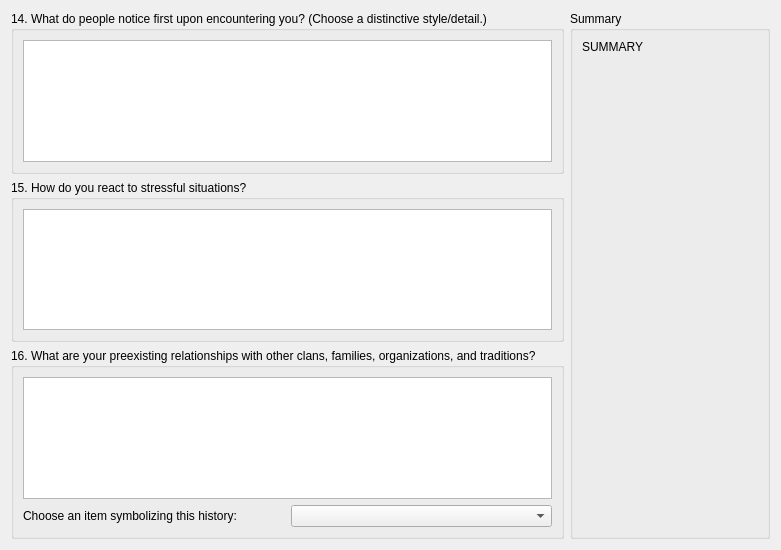
The window that PaperBlossoms/ui/newcharwizardpage5.ui (dashnine/PaperBlossoms) describes before a commit, drawn with Qt 5.
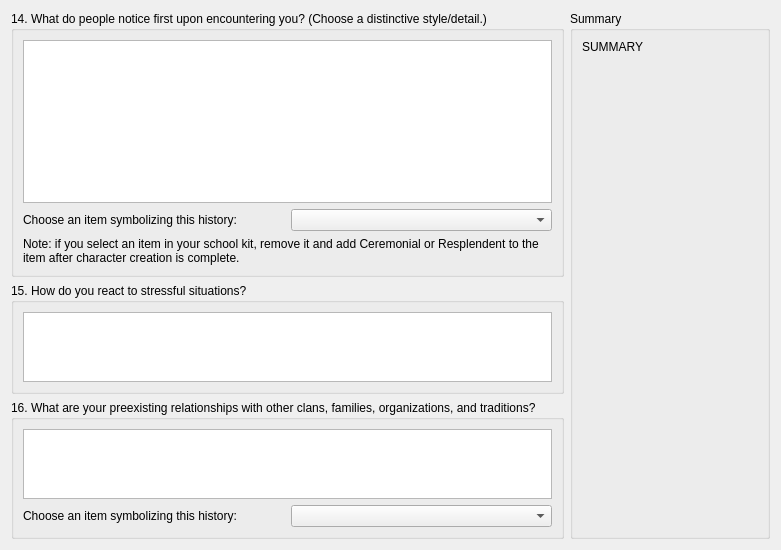
The same window after the commit.

Commit message: Ronin20q - 5/7, and fix validate conditions on page 3

```diff
--- a/PaperBlossoms/ui/newcharwizardpage5.ui
+++ b/PaperBlossoms/ui/newcharwizardpage5.ui
@@ -14,16 +14,38 @@
    <string>WizardPage</string>
   </property>
   <layout class="QGridLayout" name="gridLayout_2">
-   <item row="0" column="0">
-    <widget class="QGroupBox" name="groupBox">
+   <item row="2" column="0">
+    <widget class="QGroupBox" name="q16_groupBox">
      <property name="title">
-      <string>14. What do people notice first upon encountering you? (Choose a distinctive style/detail.)</string>
+      <string>16. What are your preexisting relationships with other clans, families, organizations, and traditions?</string>
      </property>
-     <layout class="QVBoxLayout" name="verticalLayout_3">
+     <layout class="QGridLayout" name="gridLayout">
+      <item row="0" column="0" colspan="2">
+       <widget class="QTextEdit" name="nc5_q16_textEdit"/>
+      </item>
+      <item row="1" column="0">
+       <widget class="QLabel" name="label">
+        <property name="text">
+         <string>Choose an item symbolizing this history:</string>
+        </property>
+       </widget>
+      </item>
+      <item row="1" column="1">
+       <widget class="QComboBox" name="nc5_q16_item_comboBox"/>
+      </item>
+     </layout>
+    </widget>
+   </item>
+   <item row="1" column="0">
+    <widget class="QGroupBox" name="q15_groupBox">
+     <property name="title">
+      <string>15. How do you react to stressful situations?</string>
+     </property>
+     <layout class="QVBoxLayout" name="verticalLayout_4">
       <item>
-       <layout class="QVBoxLayout" name="verticalLayout_2">
+       <layout class="QVBoxLayout" name="verticalLayout_5">
         <item>
-         <widget class="QTextEdit" name="nc5_q14_textEdit"/>
+         <widget class="QTextEdit" name="nc5_q15_textEdit"/>
         </item>
        </layout>
       </item>
@@ -70,40 +92,38 @@
      </layout>
     </widget>
    </item>
-   <item row="1" column="0">
-    <widget class="QGroupBox" name="groupBox_2">
+   <item row="0" column="0">
+    <widget class="QGroupBox" name="q14_groupBox">
      <property name="title">
-      <string>15. How do you react to stressful situations?</string>
+      <string>14. What do people notice first upon encountering you? (Choose a distinctive style/detail.)</string>
      </property>
-     <layout class="QVBoxLayout" name="verticalLayout_4">
-      <item>
-       <layout class="QVBoxLayout" name="verticalLayout_5">
-        <item>
-         <widget class="QTextEdit" name="nc5_q15_textEdit"/>
-        </item>
-       </layout>
-      </item>
-     </layout>
-    </widget>
-   </item>
-   <item row="2" column="0">
-    <widget class="QGroupBox" name="groupBox_3">
-     <property name="title">
-      <string>16. What are your preexisting relationships with other clans, families, organizations, and traditions?</string>
-     </property>
-     <layout class="QGridLayout" name="gridLayout">
-      <item row="0" column="0" colspan="2">
-       <widget class="QTextEdit" name="nc5_q16_textEdit"/>
-      </item>
+     <layout class="QGridLayout" name="gridLayout_3">
       <item row="1" column="0">
-       <widget class="QLabel" name="label">
+       <widget class="QLabel" name="q14_itemlabel">
         <property name="text">
          <string>Choose an item symbolizing this history:</string>
         </property>
        </widget>
       </item>
       <item row="1" column="1">
-       <widget class="QComboBox" name="nc5_q16_item_comboBox"/>
+       <widget class="QComboBox" name="nc5_q14_item_comboBox"/>
+      </item>
+      <item row="0" column="0" colspan="2">
+       <layout class="QVBoxLayout" name="verticalLayout_2">
+        <item>
+         <widget class="QTextEdit" name="nc5_q14_textEdit"/>
+        </item>
+       </layout>
+      </item>
+      <item row="2" column="0" colspan="2">
+       <widget class="QLabel" name="q14_warninglabel">
+        <property name="text">
+         <string>Note: if you select an item in your school kit, remove it and add Ceremonial or Resplendent to the item after character creation is complete.</string>
+        </property>
+        <property name="wordWrap">
+         <bool>true</bool>
+        </property>
+       </widget>
       </item>
      </layout>
     </widget>
```
The commit also changes 2 other files.
